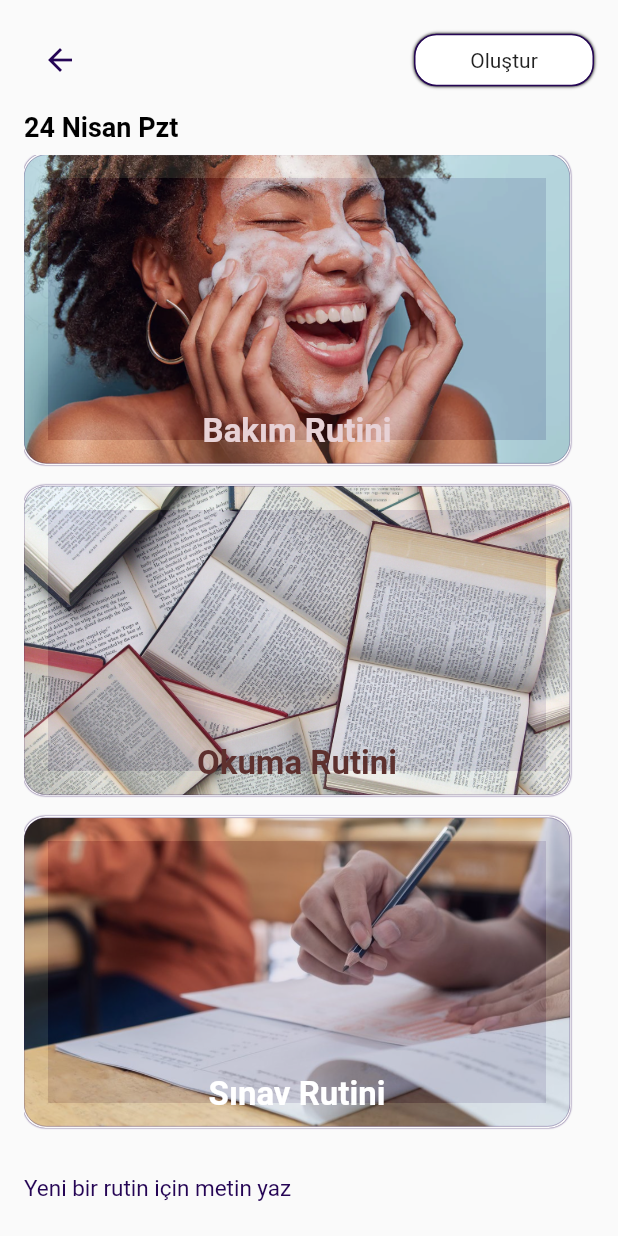
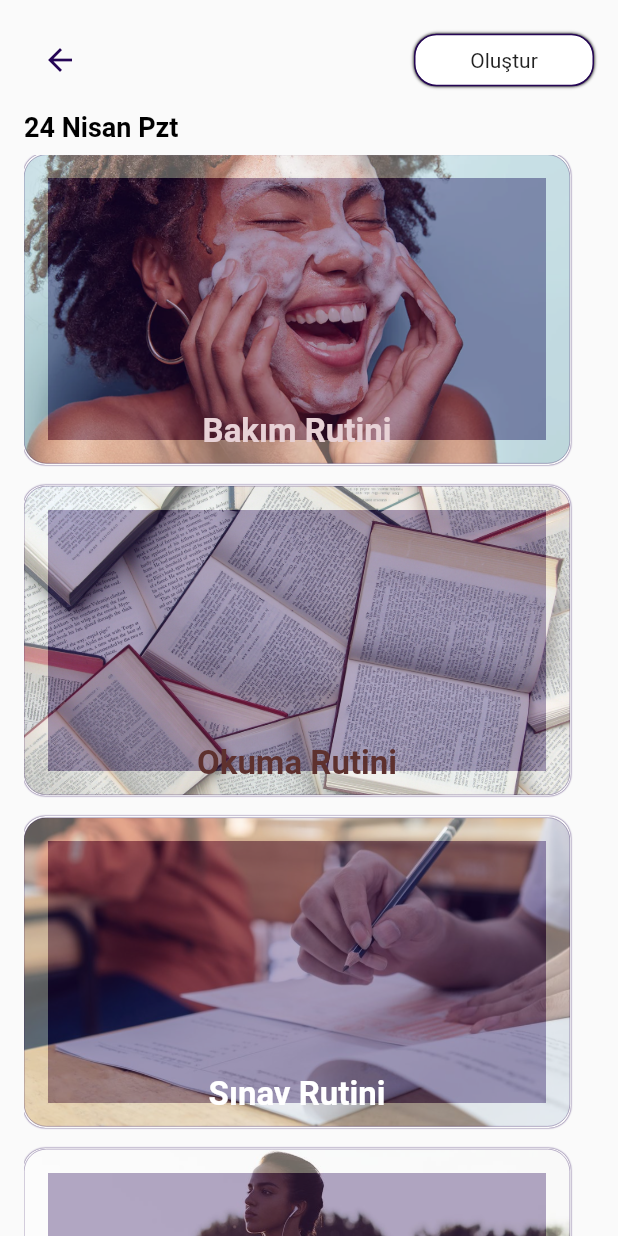
Before and after one commit to 404ibra/diarymedia, a Flutter app: the NewDiary screen opened directly, on a phone screen of 412 x 824 dp. Run offline on Flutter 3.47's test engine with Material 2 defaults, Android fonts, the phone set to English and light mode, and no system bars; our stand-ins replace cloud_firestore, easy_localization, firebase_auth, firebase_core, get, image_picker; accounts and stored records are empty; network calls fail.

Commit message:
routiine categories ui updates

```diff
--- a/lib/view_model/new_diary_viewmodels.dart
+++ b/lib/view_model/new_diary_viewmodels.dart
@@ -3,9 +3,9 @@ import 'package:flutter/material.dart';
 enum TopicNames<Int> { Agenda, Beauty, Sport, Education }
 
 class TopicsContainerProivder extends ChangeNotifier {
-  int selectedTopics = -1;
+  int selectedIndex = -1;
   void changeTopicColor(int index) {
-    selectedTopics = index;
+    selectedIndex = index;
     notifyListeners();
   }
 }
--- a/lib/views/new_diary/new_diary_view.dart
+++ b/lib/views/new_diary/new_diary_view.dart
@@ -52,8 +52,9 @@ class NewDiary extends StatelessWidget {
                 Padding(
                   padding: const EdgeInsets.symmetric(vertical: 8.0),
                   child: SizedBox(
-                    height: size.height * 0.8,
+                    height: size.height,
                     child: ListView.separated(
+                      shrinkWrap: true,
                       itemCount: CreateRoutineCard.bgImage.length,
                       separatorBuilder: (context, index) => const SizedBox(
                         height: 15,
@@ -61,32 +62,13 @@ class NewDiary extends StatelessWidget {
                       itemBuilder: (context, index) {
                         return RoutineCard(
                             size: size,
+                            index: index,
                             backgroundImage: CreateRoutineCard.bgImage[index],
                             textColor: CreateRoutineCard.textColor[index],
                             routineText: CreateRoutineCard.text[index]);
                       },
                     ),
                   ),
-                ),
-
-                //Text next page;
-                Column(
-                  children: [
-                    SizedBox(
-                      width: size.width,
-                      child: const TextField(
-                        cursorColor: CustomColors.primaryPurple,
-                        maxLines: 10,
-                        textInputAction: TextInputAction.done,
-                        decoration: InputDecoration(
-                            border: InputBorder.none,
-                            hintText: "Yeni bir rutin için metin yaz ",
-                            hintStyle: TextStyle(
-                                color: CustomColors.primaryPurple,
-                                fontSize: 15)),
-                      ),
-                    ),
-                  ],
                 ),
               ],
             ),
--- a/lib/widgets/diary_topics_container.dart
+++ b/lib/widgets/diary_topics_container.dart
@@ -29,7 +29,6 @@ class DiaryTopicsContainer extends StatelessWidget {
             TopicNames.Education
           ].contains(TopicNames.values[topicIndex])) {
             newDiaryViewModel.changeTopicColor(topicIndex);
-            print(newDiaryViewModel.selectedTopics);
           }
         },
         child: Container(
--- a/lib/widgets/routine_card.dart
+++ b/lib/widgets/routine_card.dart
@@ -1,4 +1,6 @@
+import 'package:dia/view_model/new_diary_viewmodels.dart';
 import 'package:flutter/material.dart';
+import 'package:provider/provider.dart';
 
 import '../constant/constants.dart';
 
@@ -8,23 +10,34 @@ class RoutineCard extends StatelessWidget {
       required this.size,
       required this.backgroundImage,
       required this.textColor,
-      required this.routineText});
+      required this.routineText,
+      required this.index});
 
   final Size size;
   String backgroundImage;
   Color textColor;
   String routineText;
+  int index;
 
   @override
   Widget build(BuildContext context) {
-    return Padding(
+    final cardViewModel = Provider.of<TopicsContainerProivder>(context);
+    return InkWell(
+      onTap: () {
+        cardViewModel.changeTopicColor(index);
+      },
+      child: Padding(
         padding: const EdgeInsets.only(right: 16.0),
-      child: Container(
-        height: size.height / 4,
+        child: AnimatedContainer(
+          curve: Curves.easeInOut,
+          duration: const Duration(milliseconds: 250),
+          height: cardViewModel.selectedIndex == index
+              ? size.height / 3.75
+              : size.height / 4,
           width: size.width / 2,
           decoration: BoxDecoration(
               image: DecorationImage(
-                opacity: 0.89,
+                  opacity: cardViewModel.selectedIndex == index ? 0.89 : 0.65,
                   fit: BoxFit.cover,
                   image: AssetImage(backgroundImage)),
               borderRadius: BorderRadius.circular(15),
@@ -37,14 +50,20 @@ class RoutineCard extends StatelessWidget {
                     blurStyle: BlurStyle.outer)
               ]),
           child: Align(
-          alignment: AlignmentDirectional.bottomCenter,
+            alignment: cardViewModel.selectedIndex == index
+                ? Alignment.center
+                : AlignmentDirectional.bottomCenter,
             child: Padding(
               padding: const EdgeInsets.only(bottom: 8.0),
-            child: Text(routineText,
+              child: cardViewModel.selectedIndex == index ||
+                      cardViewModel.selectedIndex == -1
+                  ? Text(routineText,
                       style: TextStyle(
                           fontSize: 22,
                           fontWeight: FontWeight.w700,
-                    color: textColor)),
+                          color: textColor))
+                  : null,
+            ),
           ),
         ),
       ),
```
Lines whose indentation alone changed are shown as unchanged.
